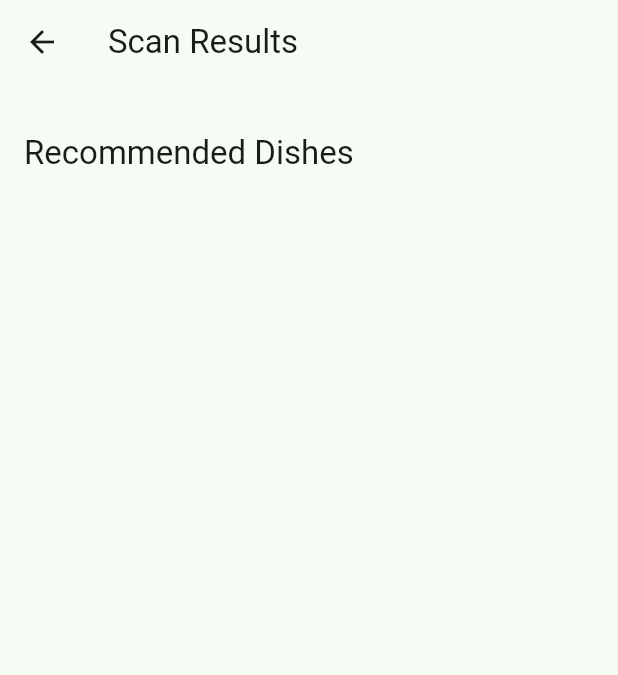
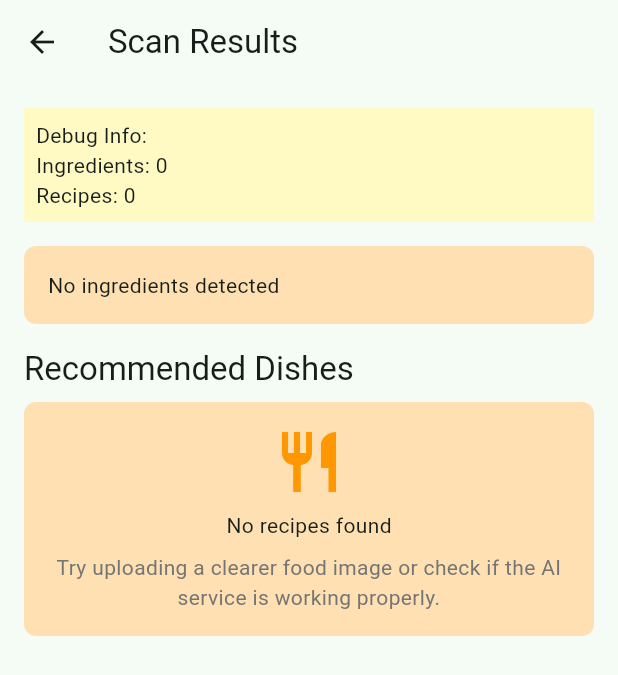
Before and after one commit to MarkCnw/KubChef, a Flutter app: the SuggestionsScreen screen opened directly with empty values, on a phone screen of 412 x 824 dp. Shown: the top 675 px of the screen. Run offline on Flutter 3.47's test engine with Material 3 defaults, Android fonts, the light colour scheme and no system bars; our stand-ins replace image_picker.

Commit message:
Refactor ScanProvider and SuggestionsScreen for improved debug information and error handling

```diff
--- a/kub_chef/lib/features/suggestions/view/suggestions_screen.dart
+++ b/kub_chef/lib/features/suggestions/view/suggestions_screen.dart
@@ -5,15 +5,42 @@ import 'package:kub_chef/features/suggestions/widgets/ingredient_chip.dart';
 import 'package:kub_chef/features/suggestions/widgets/recipe_card.dart';
 
 class SuggestionsScreen extends StatelessWidget {
-  final ScanResult result;  const SuggestionsScreen({super.key, required this.result});
+  final ScanResult result;
+
+  const SuggestionsScreen({super.key, required this.result});
 
   @override
   Widget build(BuildContext context) {
+    // Debug info
+    print('Ingredients count: ${result.ingredients.length}');
+    print('Recipes count: ${result.recipes.length}');
+    print(
+      'Ingredients: ${result.ingredients.map((e) => e.name).toList()}',
+    );
+    print('Recipes: ${result.recipes.map((e) => e.title).toList()}');
+
     return Scaffold(
       appBar: AppBar(title: const Text('Scan Results')),
       body: ListView(
         padding: const EdgeInsets.all(16),
         children: [
+          // Debug information
+          Container(
+            padding: const EdgeInsets.all(8),
+            color: Colors.yellow.shade100,
+            child: Column(
+              crossAxisAlignment: CrossAxisAlignment.start,
+              children: [
+                Text('Debug Info:'),
+                Text('Ingredients: ${result.ingredients.length}'),
+                Text('Recipes: ${result.recipes.length}'),
+              ],
+            ),
+          ),
+          const SizedBox(height: 16),
+
+          // แสดง ingredients ถ้ามี
+          if (result.ingredients.isNotEmpty) ...[
             Wrap(
               spacing: 8,
               runSpacing: 8,
@@ -22,11 +49,26 @@ class SuggestionsScreen extends StatelessWidget {
                   .toList(),
             ),
             const SizedBox(height: 16),
+          ] else ...[
+            Container(
+              padding: const EdgeInsets.all(16),
+              decoration: BoxDecoration(
+                color: Colors.orange.shade100,
+                borderRadius: BorderRadius.circular(8),
+              ),
+              child: Text('No ingredients detected'),
+            ),
+            const SizedBox(height: 16),
+          ],
+
           Text(
             'Recommended Dishes',
             style: Theme.of(context).textTheme.titleLarge,
           ),
           const SizedBox(height: 8),
+
+          // แสดง recipes ถ้ามี
+          if (result.recipes.isNotEmpty) ...[
             for (final r in result.recipes)
               RecipeCard(
                 recipe: r,
@@ -36,6 +78,28 @@ class SuggestionsScreen extends StatelessWidget {
                   ),
                 ),
               ),
+          ] else ...[
+            Container(
+              padding: const EdgeInsets.all(16),
+              decoration: BoxDecoration(
+                color: Colors.orange.shade100,
+                borderRadius: BorderRadius.circular(8),
+              ),
+              child: Column(
+                children: [
+                  Icon(Icons.restaurant, size: 48, color: Colors.orange),
+                  SizedBox(height: 8),
+                  Text('No recipes found'),
+                  SizedBox(height: 8),
+                  Text(
+                    'Try uploading a clearer food image or check if the AI service is working properly.',
+                    textAlign: TextAlign.center,
+                    style: TextStyle(color: Colors.grey[600]),
+                  ),
+                ],
+              ),
+            ),
+          ],
         ],
       ),
     );
```
Also changed, not shown: kub_chef/lib/features/scan/provider/scan_provider.dart (+22 -28 lines). Lines whose indentation alone changed are shown as unchanged.
